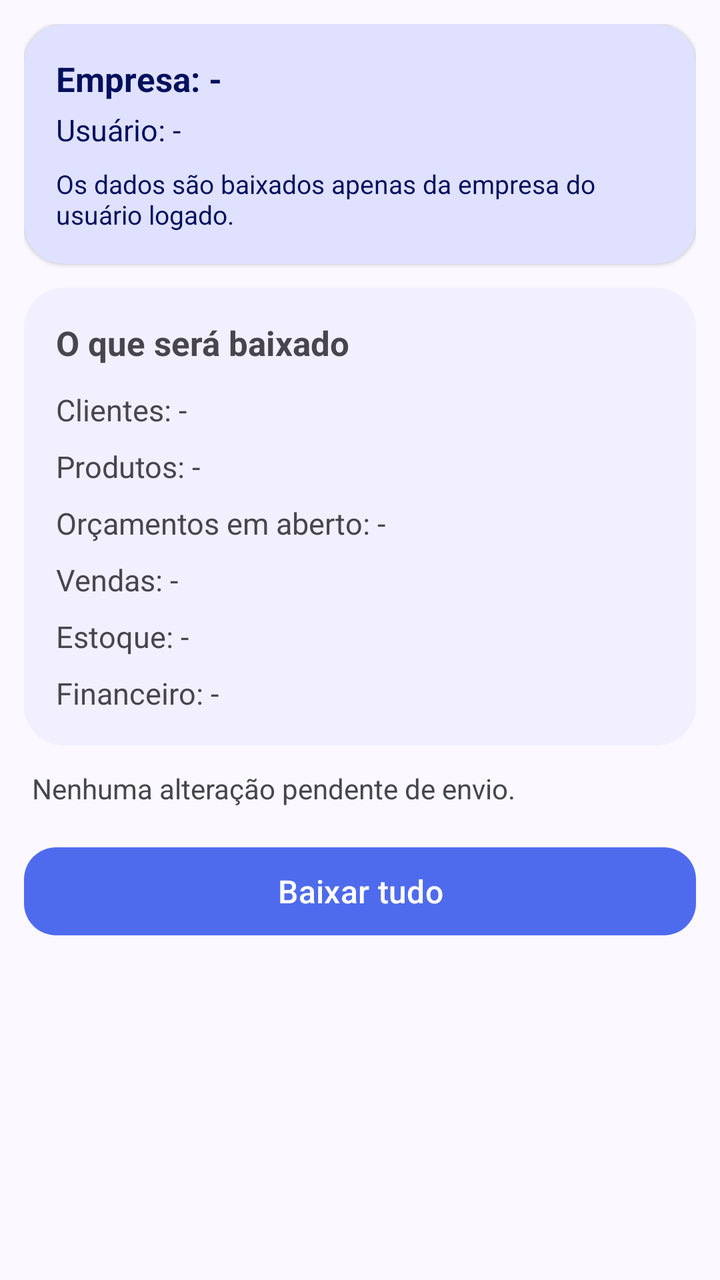
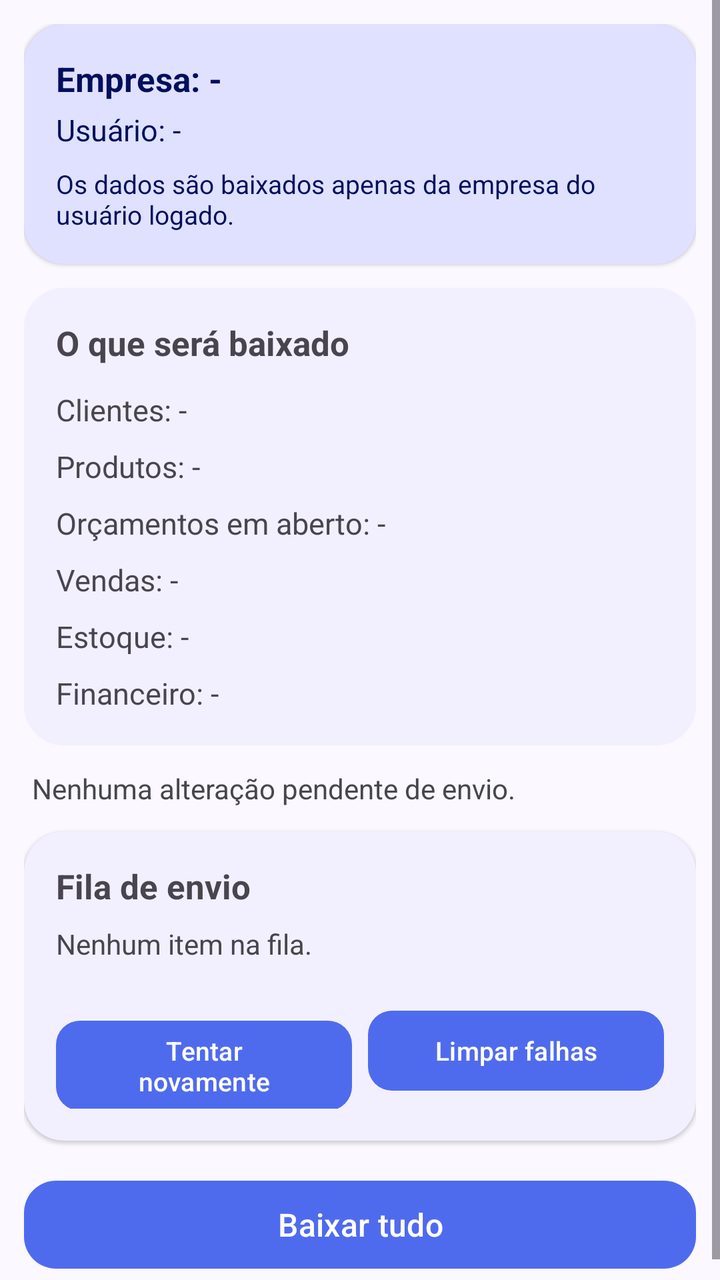

Compare the two renders of this Android layout. The source of the first and the diff that turns it into the second are given below.
<!-- AndroidManifest.xml: application theme Theme.Erp2026 -->
<!-- res/layout/activity_sincronizacao.xml -->
<?xml version="1.0" encoding="utf-8"?>
<ScrollView xmlns:android="http://schemas.android.com/apk/res/android"
    xmlns:app="http://schemas.android.com/apk/res-auto"
    android:layout_width="match_parent"
    android:layout_height="match_parent"
    android:background="?android:attr/colorBackground"
    android:fillViewport="true">

    <LinearLayout
        android:layout_width="match_parent"
        android:layout_height="wrap_content"
        android:orientation="vertical"
        android:padding="12dp">

        
        <com.google.android.material.card.MaterialCardView
            android:layout_width="match_parent"
            android:layout_height="wrap_content"
            app:cardCornerRadius="20dp"
            app:cardElevation="1dp"
            app:strokeWidth="0dp"
            app:cardBackgroundColor="?attr/colorPrimaryContainer">

            <LinearLayout
                android:layout_width="match_parent"
                android:layout_height="wrap_content"
                android:orientation="vertical"
                android:padding="16dp">

                <TextView
                    android:id="@+id/textViewEmpresa"
                    android:layout_width="match_parent"
                    android:layout_height="wrap_content"
                    android:text="Empresa: -"
                    android:textColor="?attr/colorOnPrimaryContainer"
                    android:textSize="17sp"
                    android:textStyle="bold"/>

                <TextView
                    android:id="@+id/textViewUsuario"
                    android:layout_width="match_parent"
                    android:layout_height="wrap_content"
                    android:layout_marginTop="4dp"
                    android:text="Usuário: -"
                    android:textColor="?attr/colorOnPrimaryContainer"
                    android:textSize="15sp"/>

                <TextView
                    android:layout_width="match_parent"
                    android:layout_height="wrap_content"
                    android:layout_marginTop="8dp"
                    android:text="Os dados são baixados apenas da empresa do usuário logado."
                    android:textColor="?attr/colorOnPrimaryContainer"
                    android:textSize="13sp"/>

            </LinearLayout>

        </com.google.android.material.card.MaterialCardView>

        
        <com.google.android.material.card.MaterialCardView
            android:layout_width="match_parent"
            android:layout_height="wrap_content"
            android:layout_marginTop="12dp"
            app:cardCornerRadius="20dp"
            app:cardElevation="1dp"
            app:strokeWidth="0dp"
            app:cardBackgroundColor="?attr/colorSurface">

            <LinearLayout
                android:layout_width="match_parent"
                android:layout_height="wrap_content"
                android:orientation="vertical"
                android:padding="16dp">

                <TextView
                    android:layout_width="match_parent"
                    android:layout_height="wrap_content"
                    android:text="O que será baixado"
                    android:textSize="17sp"
                    android:textStyle="bold"/>

                <TextView
                    android:id="@+id/textViewClientes"
                    android:layout_width="match_parent"
                    android:layout_height="wrap_content"
                    android:layout_marginTop="12dp"
                    android:textSize="15sp"
                    android:text="Clientes: -"/>

                <TextView
                    android:id="@+id/textViewProdutos"
                    android:layout_width="match_parent"
                    android:layout_height="wrap_content"
                    android:layout_marginTop="8dp"
                    android:textSize="15sp"
                    android:text="Produtos: -"/>

                <TextView
                    android:id="@+id/textViewOrcamentos"
                    android:layout_width="match_parent"
                    android:layout_height="wrap_content"
                    android:layout_marginTop="8dp"
                    android:textSize="15sp"
                    android:text="Orçamentos em aberto: -"/>

                <TextView
                    android:id="@+id/textViewVendas"
                    android:layout_width="match_parent"
                    android:layout_height="wrap_content"
                    android:layout_marginTop="8dp"
                    android:textSize="15sp"
                    android:text="Vendas: -"/>

                <TextView
                    android:id="@+id/textViewEstoque"
                    android:layout_width="match_parent"
                    android:layout_height="wrap_content"
                    android:layout_marginTop="8dp"
                    android:textSize="15sp"
                    android:text="Estoque: -"/>

                <TextView
                    android:id="@+id/textViewFinanceiro"
                    android:layout_width="match_parent"
                    android:layout_height="wrap_content"
                    android:layout_marginTop="8dp"
                    android:textSize="15sp"
                    android:text="Financeiro: -"/>

            </LinearLayout>

        </com.google.android.material.card.MaterialCardView>

        
        <TextView
            android:id="@+id/textViewPendencias"
            android:layout_width="match_parent"
            android:layout_height="wrap_content"
            android:layout_marginTop="12dp"
            android:layout_marginStart="4dp"
            android:layout_marginEnd="4dp"
            android:textSize="14sp"
            android:textColor="?attr/colorOnSurfaceVariant"
            android:text="Nenhuma alteração pendente de envio."/>

        <com.google.android.material.button.MaterialButton
            android:id="@+id/buttonBaixarTudo"
            android:layout_width="match_parent"
            android:layout_height="52dp"
            android:layout_marginTop="16dp"
            android:text="Baixar tudo"
            android:textSize="16sp"
            app:cornerRadius="16dp"/>

        <ProgressBar
            android:id="@+id/progressBarSincronizacao"
            style="?android:attr/progressBarStyleHorizontal"
            android:layout_width="match_parent"
            android:layout_height="wrap_content"
            android:layout_marginTop="12dp"
            android:indeterminate="true"
            android:indeterminateTint="?attr/colorPrimary"
            android:visibility="gone"/>

        <TextView
            android:id="@+id/textViewResultado"
            android:layout_width="match_parent"
            android:layout_height="wrap_content"
            android:layout_marginTop="12dp"
            android:layout_marginStart="4dp"
            android:layout_marginEnd="4dp"
            android:textSize="14sp"
            android:textColor="?attr/colorOnSurfaceVariant"
            android:visibility="gone"/>

    </LinearLayout>

</ScrollView>
<!-- resources referenced by this layout -->
<resources>
  <style name="Theme.Erp2026" parent="Theme.Material3.DayNight">
          <item name="colorPrimary">@color/erp_primary</item>
          <item name="colorOnPrimary">@color/erp_on_primary</item>
          <item name="colorPrimaryContainer">@color/erp_primary_container</item>
          <item name="colorOnPrimaryContainer">@color/erp_on_primary_container</item>
          <item name="colorSecondary">@color/erp_secondary</item>
          <item name="colorOnSecondary">@color/erp_on_primary</item>
          <item name="colorSurface">@color/erp_surface</item>
          <item name="colorOnSurface">@color/erp_on_surface</item>
          <item name="colorSurfaceVariant">@color/erp_surface_variant</item>
          <item name="colorOnSurfaceVariant">@color/erp_on_surface_variant</item>
          <item name="colorOutline">@color/erp_outline</item>
          <item name="colorError">@color/erp_error</item>
          <item name="android:colorBackground">@color/erp_background</item>
          <item name="android:windowLightStatusBar" tools:targetApi="m">true</item>
          <item name="android:statusBarColor" tools:targetApi="l">@color/erp_background</item>
          <item name="android:navigationBarColor" tools:targetApi="l">@color/erp_background</item>
      </style>
  <color name="erp_primary">#4F6BED</color>
  <color name="erp_on_primary">#FFFFFF</color>
  <color name="erp_primary_container">#DFE1FF</color>
  <color name="erp_on_primary_container">#00105C</color>
  <color name="erp_secondary">#5B5D72</color>
  <color name="erp_surface">#FBF8FF</color>
  <color name="erp_on_surface">#1A1B21</color>
  <color name="erp_surface_variant">#E3E1EC</color>
  <color name="erp_on_surface_variant">#46464F</color>
  <color name="erp_outline">#767680</color>
  <color name="erp_error">#BA1A1A</color>
  <color name="erp_background">#FBF8FF</color>
</resources>

<!-- the commit's change to res/layout/activity_sincronizacao.xml (unified diff, before → after) -->
@@ -144,6 +144,76 @@
             android:textColor="?attr/colorOnSurfaceVariant"
             android:text="Nenhuma alteração pendente de envio."/>
 
+        
+        <com.google.android.material.card.MaterialCardView
+            android:layout_width="match_parent"
+            android:layout_height="wrap_content"
+            android:layout_marginTop="12dp"
+            app:cardCornerRadius="20dp"
+            app:cardElevation="1dp"
+            app:strokeWidth="0dp"
+            app:cardBackgroundColor="?attr/colorSurface">
+
+            <LinearLayout
+                android:layout_width="match_parent"
+                android:layout_height="wrap_content"
+                android:orientation="vertical"
+                android:padding="16dp">
+
+                <TextView
+                    android:layout_width="match_parent"
+                    android:layout_height="wrap_content"
+                    android:text="Fila de envio"
+                    android:textSize="17sp"
+                    android:textStyle="bold"/>
+
+                <TextView
+                    android:id="@+id/textViewFilaResumo"
+                    android:layout_width="match_parent"
+                    android:layout_height="wrap_content"
+                    android:layout_marginTop="8dp"
+                    android:textSize="14sp"
+                    android:textColor="?attr/colorOnSurfaceVariant"
+                    android:text="Nenhum item na fila."/>
+
+                <LinearLayout
+                    android:id="@+id/containerFila"
+                    android:layout_width="match_parent"
+                    android:layout_height="wrap_content"
+                    android:orientation="vertical"
+                    android:layout_marginTop="8dp"/>
+
+                <LinearLayout
+                    android:layout_width="match_parent"
+                    android:layout_height="wrap_content"
+                    android:orientation="horizontal"
+                    android:layout_marginTop="12dp">
+
+                    <com.google.android.material.button.MaterialButton
+                        android:id="@+id/buttonTentarFila"
+                        android:layout_width="0dp"
+                        android:layout_height="wrap_content"
+                        android:layout_weight="1"
+                        android:text="Tentar novamente"
+                        android:textSize="13sp"
+                        app:cornerRadius="12dp"/>
+
+                    <com.google.android.material.button.MaterialButton
+                        android:id="@+id/buttonLimparFalhas"
+                        android:layout_width="0dp"
+                        android:layout_height="wrap_content"
+                        android:layout_marginStart="8dp"
+                        android:layout_weight="1"
+                        android:text="Limpar falhas"
+                        android:textSize="13sp"
+                        app:cornerRadius="12dp"/>
+
+                </LinearLayout>
+
+            </LinearLayout>
+
+        </com.google.android.material.card.MaterialCardView>
+
         <com.google.android.material.button.MaterialButton
             android:id="@+id/buttonBaixarTudo"
             android:layout_width="match_parent"
